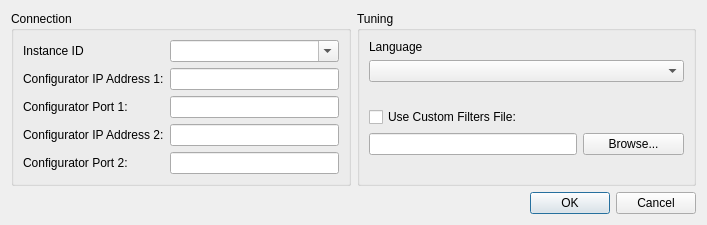
Before: the Qt Designer form TuningClient/DialogSettings.ui in whiteman-kr/u7set, drawn with Qt 5.
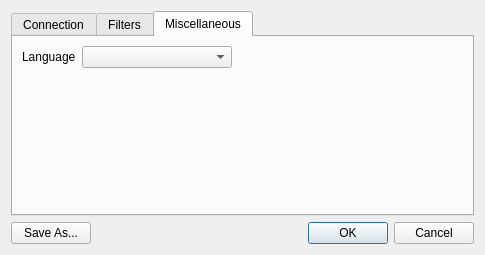
After: the same form once the commit is applied. The open tabs and pages were chosen to show the change.

Commit message: RPCT-3733, RPCT-3753: Unify Connections settings dialogs, add .ini file saving options for all clients, add host combo to u7

```diff
--- a/TuningClient/DialogSettings.ui
+++ b/TuningClient/DialogSettings.ui
@@ -6,26 +6,28 @@
    <rect>
     <x>0</x>
     <y>0</y>
-    <width>707</width>
-    <height>222</height>
+    <width>485</width>
+    <height>255</height>
    </rect>
   </property>
   <property name="windowTitle">
    <string>Settings</string>
   </property>
-  <layout class="QGridLayout" name="gridLayout_4">
-   <item row="0" column="0">
-    <layout class="QGridLayout" name="gridLayout_3">
-     <item row="0" column="0">
-      <widget class="QGroupBox" name="groupBox">
-       <property name="title">
-        <string>Connection</string>
-       </property>
        <layout class="QGridLayout" name="gridLayout_2">
+   <item row="0" column="0" colspan="3">
+    <widget class="QTabWidget" name="tabWidget">
+     <property name="currentIndex">
+      <number>0</number>
+     </property>
+     <widget class="QWidget" name="tab">
+      <attribute name="title">
+       <string>Connection</string>
+      </attribute>
+      <layout class="QGridLayout" name="gridLayout">
         <item row="0" column="0">
          <widget class="QLabel" name="label">
           <property name="text">
-           <string>Instance ID</string>
+          <string>Instance StrID</string>
           </property>
          </widget>
         </item>
@@ -42,7 +44,7 @@
         <item row="1" column="0">
          <widget class="QLabel" name="label_2">
           <property name="text">
-           <string>Configurator IP Address 1:</string>
+          <string>Configurator IP Address 1</string>
           </property>
          </widget>
         </item>
@@ -52,7 +54,7 @@
         <item row="2" column="0">
          <widget class="QLabel" name="label_3">
           <property name="text">
-           <string>Configurator Port 1:</string>
+          <string>Configurator Port 1</string>
           </property>
          </widget>
         </item>
@@ -62,7 +64,7 @@
         <item row="3" column="0">
          <widget class="QLabel" name="label_4">
           <property name="text">
-           <string>Configurator IP Address 2:</string>
+          <string>Configurator IP Address 2</string>
           </property>
          </widget>
         </item>
@@ -72,7 +74,7 @@
         <item row="4" column="0">
          <widget class="QLabel" name="label_5">
           <property name="text">
-           <string>Configurator Port 2:</string>
+          <string>Configurator Port 2</string>
           </property>
          </widget>
         </item>
@@ -87,41 +89,86 @@
           <property name="sizeHint" stdset="0">
            <size>
             <width>20</width>
-            <height>7</height>
+           <height>17</height>
            </size>
           </property>
          </spacer>
         </item>
        </layout>
       </widget>
-     </item>
-     <item row="0" column="1">
-      <widget class="QGroupBox" name="groupBox_2">
-       <property name="title">
-        <string>Tuning</string>
-       </property>
-       <layout class="QGridLayout" name="gridLayout">
-        <item row="0" column="0">
-         <widget class="QLabel" name="label_6">
+     <widget class="QWidget" name="tab_3">
+      <attribute name="title">
+       <string>Filters</string>
+      </attribute>
+      <layout class="QGridLayout" name="gridLayout_3">
+       <item row="0" column="0" colspan="2">
+        <widget class="QCheckBox" name="m_useCustomFilters">
           <property name="text">
-           <string>Language</string>
+          <string>Use Custom Filters File:</string>
           </property>
          </widget>
         </item>
-        <item row="5" column="0" colspan="2">
+       <item row="1" column="0">
          <widget class="QLineEdit" name="m_customFiltersEdit"/>
         </item>
-        <item row="5" column="2">
+       <item row="1" column="1">
          <widget class="QPushButton" name="m_filtersBrowse">
           <property name="text">
            <string>Browse...</string>
           </property>
          </widget>
         </item>
-        <item row="1" column="0" colspan="3">
-         <widget class="QComboBox" name="m_languageCombo"/>
-        </item>
-        <item row="3" column="0">
+       <item row="2" column="0">
+        <spacer name="verticalSpacer">
+         <property name="orientation">
+          <enum>Qt::Vertical</enum>
+         </property>
+         <property name="sizeHint" stdset="0">
+          <size>
+           <width>20</width>
+           <height>101</height>
+          </size>
+         </property>
+        </spacer>
+       </item>
+      </layout>
+     </widget>
+     <widget class="QWidget" name="tab_2">
+      <attribute name="title">
+       <string>Miscellaneous</string>
+      </attribute>
+      <layout class="QGridLayout" name="gridLayout_4">
+       <item row="0" column="0">
+        <widget class="QLabel" name="label_6">
+         <property name="text">
+          <string>Language</string>
+         </property>
+        </widget>
+       </item>
+       <item row="0" column="1">
+        <widget class="QComboBox" name="m_languageCombo">
+         <property name="minimumSize">
+          <size>
+           <width>150</width>
+           <height>0</height>
+          </size>
+         </property>
+        </widget>
+       </item>
+       <item row="0" column="2">
+        <spacer name="horizontalSpacer_3">
+         <property name="orientation">
+          <enum>Qt::Horizontal</enum>
+         </property>
+         <property name="sizeHint" stdset="0">
+          <size>
+           <width>226</width>
+           <height>20</height>
+          </size>
+         </property>
+        </spacer>
+       </item>
+       <item row="1" column="1">
          <spacer name="verticalSpacer_3">
           <property name="orientation">
            <enum>Qt::Vertical</enum>
@@ -129,48 +176,36 @@
           <property name="sizeHint" stdset="0">
            <size>
             <width>20</width>
-            <height>40</height>
+           <height>128</height>
            </size>
           </property>
          </spacer>
         </item>
-        <item row="6" column="2">
-         <spacer name="verticalSpacer_4">
-          <property name="orientation">
-           <enum>Qt::Vertical</enum>
-          </property>
-          <property name="sizeHint" stdset="0">
-           <size>
-            <width>20</width>
-            <height>40</height>
-           </size>
-          </property>
-         </spacer>
-        </item>
-        <item row="4" column="0" colspan="3">
-         <widget class="QCheckBox" name="m_useCustomFilters">
-          <property name="text">
-           <string>Use Custom Filters File:</string>
-          </property>
-         </widget>
-        </item>
-       </layout>
-      </widget>
+      </layout>
+     </widget>
+    </widget>
      </item>
      <item row="1" column="0">
+    <widget class="QPushButton" name="saveAsButton">
+     <property name="text">
+      <string>Save As...</string>
+     </property>
+    </widget>
+   </item>
+   <item row="1" column="1">
       <spacer name="horizontalSpacer">
        <property name="orientation">
         <enum>Qt::Horizontal</enum>
        </property>
        <property name="sizeHint" stdset="0">
         <size>
-         <width>339</width>
-         <height>20</height>
+       <width>218</width>
+       <height>17</height>
         </size>
        </property>
       </spacer>
      </item>
-     <item row="1" column="1">
+   <item row="1" column="2">
       <widget class="QDialogButtonBox" name="buttonBox">
        <property name="orientation">
         <enum>Qt::Horizontal</enum>
@@ -181,8 +216,6 @@
       </widget>
      </item>
     </layout>
-   </item>
-  </layout>
  </widget>
  <tabstops>
   <tabstop>m_instanceCombo</tabstop>
```
Left out of the diff: 6 changed lines with no effect on the pictures. Lines whose indentation alone changed are shown as unchanged. The commit also changes 30 other files.
